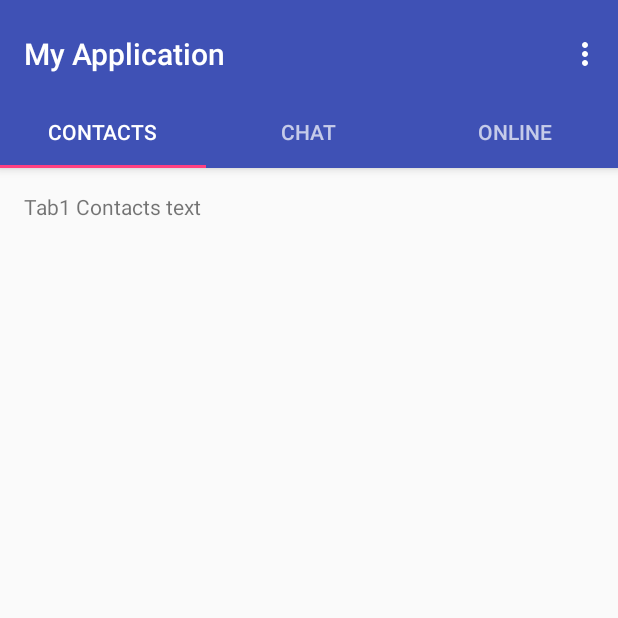
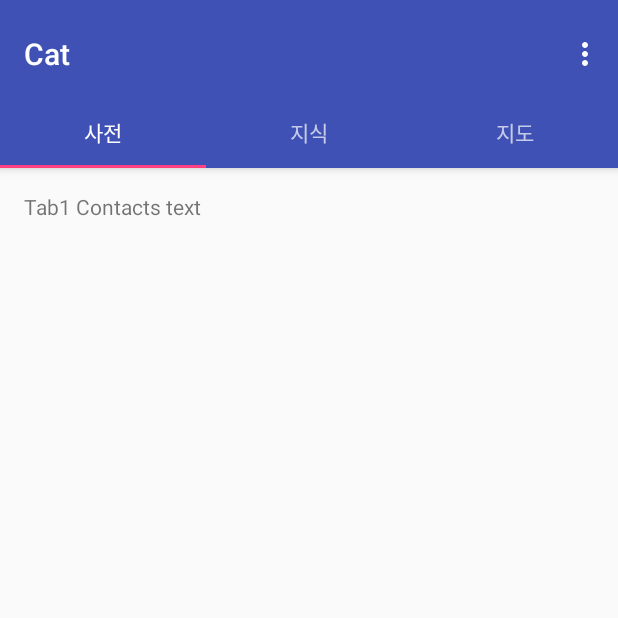
Before and after one commit to Jin104/Cat, an Android app: the screen it shows after launch (MainActivity), on a phone screen of 412 x 824 dp, the top half of it. Run offline under Robolectric (Android 15) with nearby library versions, the light colour scheme and no system bars.

Commit message:
로딩화면 틀 완료

```diff
--- /dev/null
+++ b/app/src/main/java/com/jin/cat/LoadingActivity.java
@@ -0,0 +1,26 @@
+package com.jin.cat;
+
+import android.app.Activity;
+import android.content.Intent;
+import android.os.Handler;
+import android.support.v7.app.AppCompatActivity;
+import android.os.Bundle;
+
+public class LoadingActivity extends Activity {
+
+    @Override
+    protected void onCreate(Bundle savedInstanceState) {
+        super.onCreate(savedInstanceState);
+        setContentView(R.layout.activity_loading);
+
+        Handler handler = new Handler();
+        handler.postDelayed(new Runnable() {
+            @Override
+            public void run() {
+                Intent intent = new Intent(getBaseContext(), MainActivity.class);
+                startActivity(intent);
+                finish();
+            }
+        }, 500);
+    }
+}
--- a/app/src/main/java/com/jin/cat/MainActivity.java
+++ b/app/src/main/java/com/jin/cat/MainActivity.java
@@ -160,11 +160,11 @@ public class MainActivity extends AppCompatActivity {
         public CharSequence getPageTitle(int position) {
             switch (position) {
                 case 0:
-                    return "CONTACTS";
+                    return "사전";
                 case 1:
-                    return "CHAT";
+                    return "지식";
                 case 2:
-                    return "ONLINE";
+                    return "지도";
             }
             return null;
         }
--- a/app/src/main/res/values/strings.xml
+++ b/app/src/main/res/values/strings.xml
@@ -1,5 +1,5 @@
 <resources>
-    <string name="app_name">My Application</string>
+    <string name="app_name">Cat</string>
     <string name="action_settings">Settings</string>
     <string name="section_format">Hello World from section: %1$d</string>
 
--- a/app/src/main/res/values/styles.xml
+++ b/app/src/main/res/values/styles.xml
@@ -3,10 +3,6 @@
     <!-- Base application theme. -->
     <style name="AppTheme" parent="Theme.AppCompat.Light.DarkActionBar">
         <!-- Customize your theme here. -->
-
-        <!-- No Title Bar -->
-        <item name="windowNoTitle">true</item>
-
         <item name="colorPrimary">@color/colorPrimary</item>
         <item name="colorPrimaryDark">@color/colorPrimaryDark</item>
         <item name="colorAccent">@color/colorAccent</item>
@@ -21,4 +17,8 @@
 
     <style name="AppTheme.PopupOverlay" parent="ThemeOverlay.AppCompat.Light" />
 
+    <style name="AppTheme.NoWindowNoTitle">
+        <item name="windowNoTitle">true</item>
+    </style>
+
 </resources>
```
Also changed, not shown: app/src/main/AndroidManifest.xml (+16 -5 lines), app/src/main/res/layout/activity_loading.xml (added, +39 -0 lines), app/src/main/res/drawable/loading_cat.png (added), app/src/main/res/drawable/loading_cat2.png (added).
